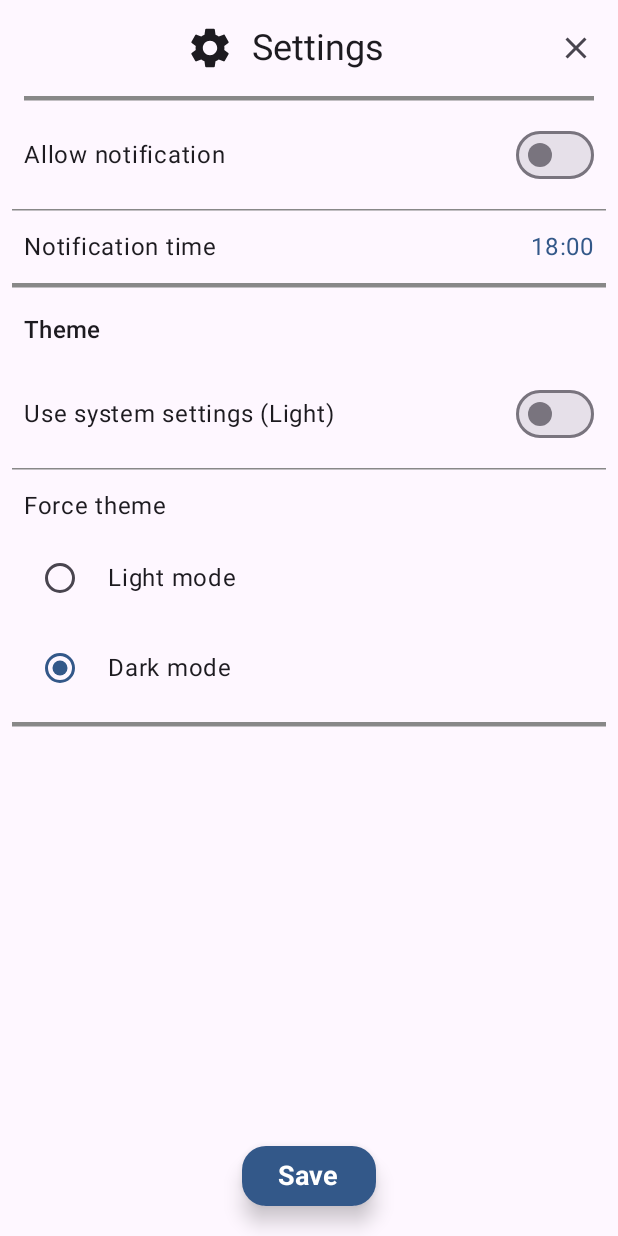
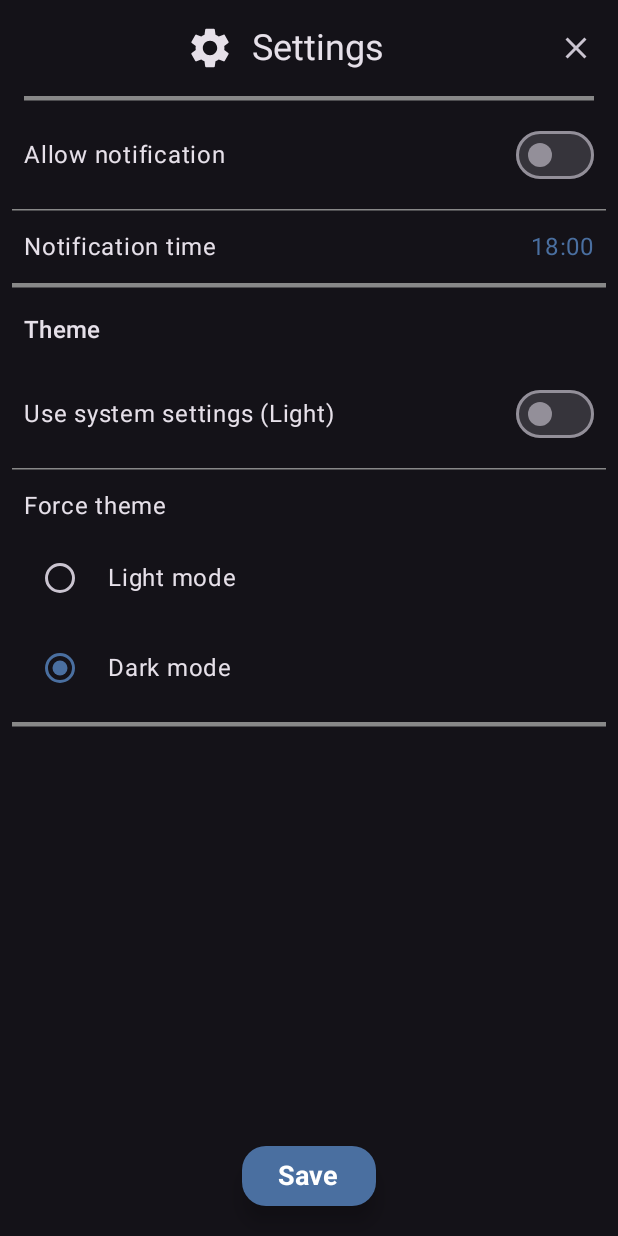
Before and after one commit to mrbachorecz/noalcoholchallange, an Android app built with Jetpack Compose: the SettingsActivity screen opened directly, with no data from a screen before it, after a tap on "Dark mode", on a phone screen of 412 x 824 dp. Run offline under Robolectric (Android 15) with nearby library versions, the phone set to English and light mode, and no system bars; 1 other tap on this screen came first.

Commit message:
dynamically changing theme

```diff
--- a/app/src/main/AndroidManifest.xml
+++ b/app/src/main/AndroidManifest.xml
@@ -4,6 +4,7 @@
     <uses-permission android:name="android.permission.POST_NOTIFICATIONS" />
 
     <application
+        android:name=".MainApplication"
         android:allowBackup="true"
         android:dataExtractionRules="@xml/data_extraction_rules"
         android:fullBackupContent="@xml/backup_rules"
--- a/app/src/main/java/com/mrbachorecz/noalcohol/settings/SettingsActivity.kt
+++ b/app/src/main/java/com/mrbachorecz/noalcohol/settings/SettingsActivity.kt
@@ -16,6 +16,7 @@ import com.mrbachorecz.noalcohol.storage.writeNotificationAllowed
 import com.mrbachorecz.noalcohol.storage.writeNotificationHours
 import com.mrbachorecz.noalcohol.storage.writeNotificationMinutes
 import com.mrbachorecz.noalcohol.storage.writeThemeSetting
+import com.mrbachorecz.noalcohol.theme.ThemeManager
 
 class SettingsActivity : ComponentActivity() {
     override fun onCreate(savedInstanceState: Bundle?) {
--- a/app/src/main/java/com/mrbachorecz/noalcohol/settings/SettingsScreen.kt
+++ b/app/src/main/java/com/mrbachorecz/noalcohol/settings/SettingsScreen.kt
@@ -32,6 +32,7 @@ import androidx.compose.ui.graphics.Color
 import androidx.compose.ui.unit.dp
 import com.mrbachorecz.noalcohol.SubMenuTitleWithClose
 import com.mrbachorecz.noalcohol.submitbutton.BottomSubmitButton
+import com.mrbachorecz.noalcohol.theme.ThemeManager
 import com.mrbachorecz.noalcohol.theme.ThemeSetting
 import java.util.Locale
 
@@ -167,6 +168,7 @@ fun SettingsScreen(
                                 currentThemeSetting.value = ThemeSetting.LIGHT
                             }
                         }
+                        ThemeManager.updateTheme(currentThemeSetting.value)
                     }
                 )
             }
@@ -196,7 +198,10 @@ fun SettingsScreen(
                 ThemeSettingOption(
                     text = "Light mode",
                     selected = currentThemeSetting.value == ThemeSetting.LIGHT,
-                    onClick = { currentThemeSetting.value = ThemeSetting.LIGHT }
+                    onClick = {
+                        currentThemeSetting.value = ThemeSetting.LIGHT
+                        ThemeManager.updateTheme(currentThemeSetting.value)
+                    }
                 )
             }
             Row(
@@ -208,7 +213,10 @@ fun SettingsScreen(
                 ThemeSettingOption(
                     text = "Dark mode",
                     selected = currentThemeSetting.value == ThemeSetting.DARK,
-                    onClick = { currentThemeSetting.value = ThemeSetting.DARK }
+                    onClick = {
+                        currentThemeSetting.value = ThemeSetting.DARK
+                        ThemeManager.updateTheme(currentThemeSetting.value)
+                    }
                 )
             }
             HorizontalDivider(
--- a/app/src/main/java/com/mrbachorecz/noalcohol/theme/UITheme.kt
+++ b/app/src/main/java/com/mrbachorecz/noalcohol/theme/UITheme.kt
@@ -5,9 +5,9 @@ import androidx.compose.material3.MaterialTheme
 import androidx.compose.material3.darkColorScheme
 import androidx.compose.material3.lightColorScheme
 import androidx.compose.runtime.Composable
+import androidx.compose.runtime.collectAsState
+import androidx.compose.runtime.getValue
 import androidx.compose.ui.graphics.Color
-import androidx.compose.ui.platform.LocalContext
-import com.mrbachorecz.noalcohol.storage.readThemeSetting
 
 val SmurfBlueLightColorScheme = lightColorScheme(
     primary = Color(0xFF335889),
@@ -36,14 +36,15 @@ val SmurfBlueDarkColorScheme = darkColorScheme(
 fun UITheme(
     content: @Composable () -> Unit
 ) {
-    val themeSetting = readThemeSetting(LocalContext.current)
-    val colors = if (themeSetting == ThemeSetting.SYSTEM && isSystemInDarkTheme() || themeSetting == ThemeSetting.DARK) {
-        SmurfBlueDarkColorScheme
-    } else {
-        SmurfBlueLightColorScheme
+    val currentThemeSetting by ThemeManager.themeSetting.collectAsState()
+
+    val colorScheme = when (currentThemeSetting) {
+        ThemeSetting.LIGHT -> SmurfBlueLightColorScheme
+        ThemeSetting.DARK -> SmurfBlueDarkColorScheme
+        ThemeSetting.SYSTEM -> if (isSystemInDarkTheme()) SmurfBlueDarkColorScheme else SmurfBlueLightColorScheme
     }
     MaterialTheme(
-        colorScheme = colors,
+        colorScheme = colorScheme,
         content = content
     )
 }
```
Also changed, not shown: app/src/main/java/com/mrbachorecz/noalcohol/MainApplication.kt (added, +14 -0 lines).
